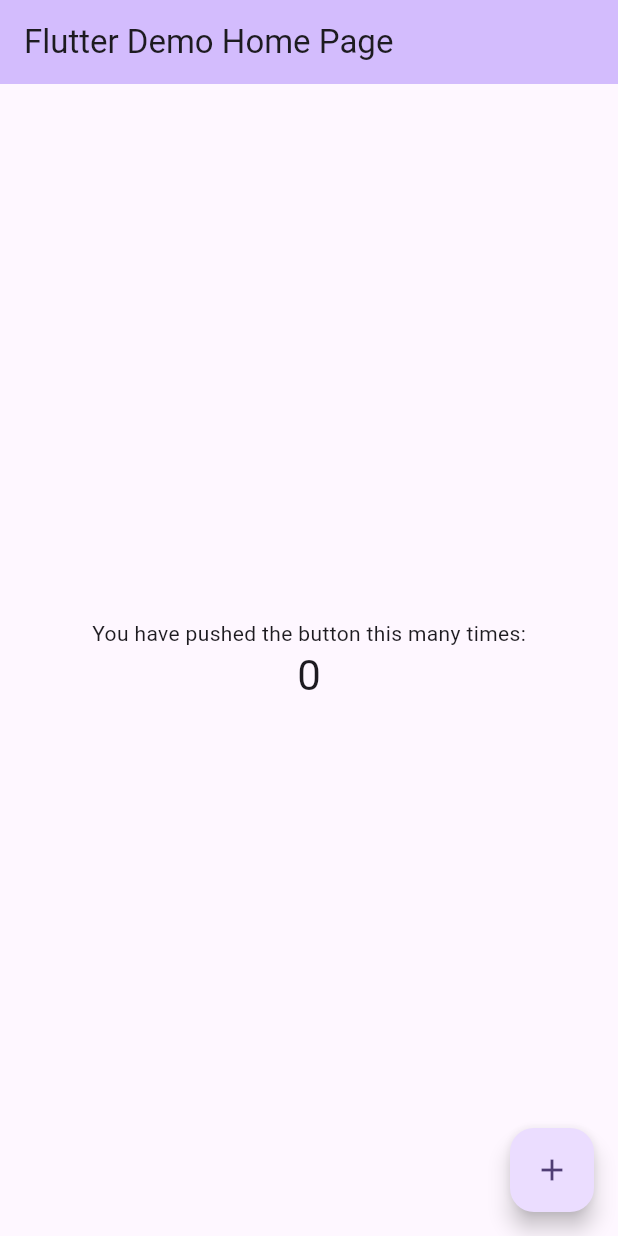
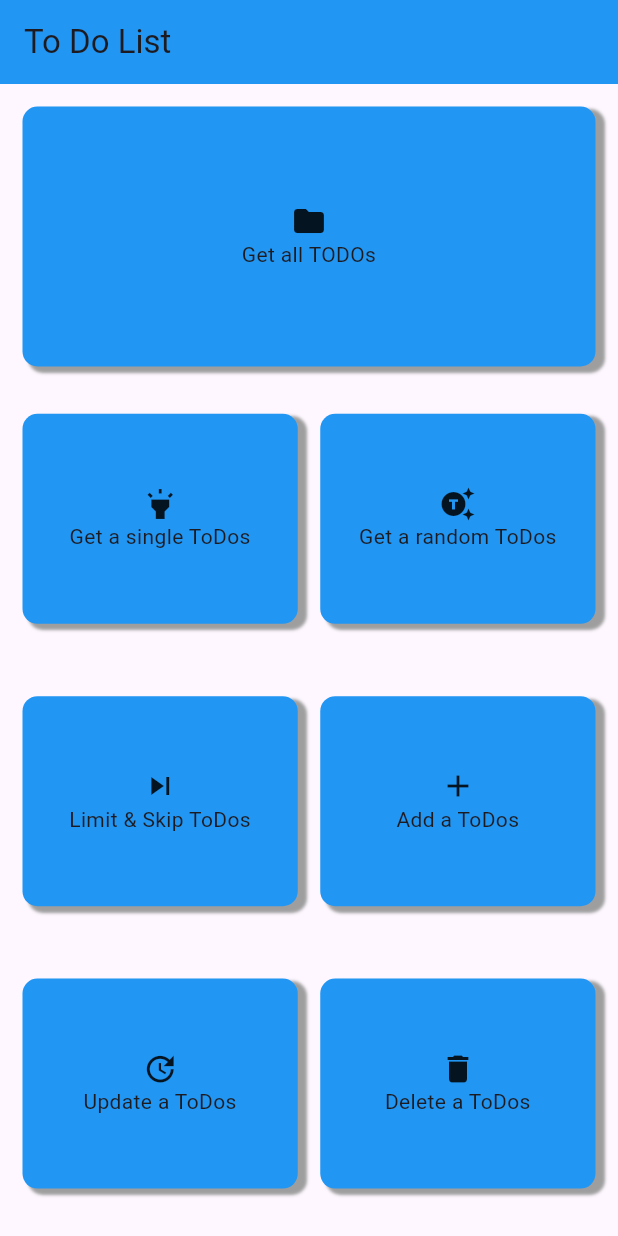
Before and after one commit to Virakyuth-PK/todos_dummyjson, a Flutter app: the screen it shows after launch, on a phone screen of 412 x 824 dp. Run offline on Flutter 3.47's test engine with Material 3 defaults, Android fonts, the phone set to English and light mode, and no system bars.

Commit message:
To Do App UI

```diff
--- /dev/null
+++ b/lib/card_widget.dart
@@ -0,0 +1,41 @@
+import 'package:flutter/material.dart';
+
+class CardWidget extends StatelessWidget {
+  final String? title;
+  final Color? color;
+  final double? height;
+  final IconData? icon;
+  const CardWidget({super.key, this.title, this.color, this.height, this.icon});
+
+  @override
+  Widget build(BuildContext context) {
+    return Container(
+      width: double.infinity,
+      height: height ?? 140,
+      padding: EdgeInsets.all(15),
+      decoration: BoxDecoration(
+          color: color ?? Colors.blue,
+          borderRadius: BorderRadius.circular(10),
+          boxShadow: const [
+            BoxShadow(
+                color: Colors.grey,
+                spreadRadius: 1,
+                blurRadius: 1,
+                offset: Offset(5, 3))
+          ]),
+      child: Column(
+        mainAxisAlignment: MainAxisAlignment.center,
+        children: [
+          Icon(
+            icon ?? Icons.all_inbox,
+            size: 24,
+          ),
+          Text(
+            title ?? "",
+            textAlign: TextAlign.center,
+          ),
+        ],
+      ),
+    );
+  }
+}
--- /dev/null
+++ b/lib/initail_design.dart
@@ -0,0 +1,101 @@
+import 'package:flutter/material.dart';
+import 'package:todo_dummy/card_widget.dart';
+
+class ToDoList extends StatefulWidget {
+  const ToDoList({super.key});
+
+  @override
+  State<ToDoList> createState() => _ToDoListState();
+}
+
+class _ToDoListState extends State<ToDoList> {
+  @override
+  Widget build(BuildContext context) {
+    return Scaffold(
+      appBar: AppBar(
+        title: const Text(
+          "To Do List",
+        ),
+        backgroundColor: Colors.blue,
+      ),
+      body: Container(
+        padding: EdgeInsets.all(15),
+        child: const Column(
+          children: [
+            Expanded(
+                child: CardWidget(
+              icon: Icons.folder,
+              title: "Get all TODOs",
+            )),
+            SizedBox(
+              height: 15,
+            ),
+            Expanded(
+              child: Row(
+                children: [
+                  Expanded(
+                      child: CardWidget(
+                    icon: Icons.highlight,
+                    title: "Get a single ToDos",
+                  )),
+                  SizedBox(
+                    width: 15,
+                  ),
+                  Expanded(
+                      child: CardWidget(
+                    icon: Icons.generating_tokens,
+                    title: "Get a random ToDos",
+                  ))
+                ],
+              ),
+            ),
+            SizedBox(
+              height: 15,
+            ),
+            Expanded(
+              child: Row(
+                children: [
+                  Expanded(
+                      child: CardWidget(
+                    icon: Icons.skip_next,
+                    title: "Limit & Skip ToDos",
+                  )),
+                  SizedBox(
+                    width: 15,
+                  ),
+                  Expanded(
+                      child: CardWidget(
+                    icon: Icons.add,
+                    title: "Add a ToDos",
+                  ))
+                ],
+              ),
+            ),
+            SizedBox(
+              height: 15,
+            ),
+            Expanded(
+              child: Row(
+                children: [
+                  Expanded(
+                      child: CardWidget(
+                    icon: Icons.update,
+                    title: "Update a ToDos",
+                  )),
+                  SizedBox(
+                    width: 15,
+                  ),
+                  Expanded(
+                      child: CardWidget(
+                    icon: Icons.delete,
+                    title: "Delete a ToDos",
+                  ))
+                ],
+              ),
+            )
+          ],
+        ),
+      ),
+    );
+  }
+}
--- a/lib/main.dart
+++ b/lib/main.dart
@@ -1,4 +1,5 @@
 import 'package:flutter/material.dart';
+import 'package:todo_dummy/initail_design.dart';
 
 void main() {
   runApp(const MyApp());
@@ -11,100 +12,7 @@
   @override
   Widget build(BuildContext context) {
     return MaterialApp(
-      title: 'Hello World',
-      theme: ThemeData(
-        colorScheme: ColorScheme.fromSeed(seedColor: Colors.deepPurple),
-        useMaterial3: true,
-      ),
-      home: const MyHomePage(title: 'Flutter Demo Home Page'),
+      home: ToDoList(),
     );
   }
 }
-
-class MyHomePage extends StatefulWidget {
-  const MyHomePage({super.key, required this.title});
-
-  // This widget is the home page of your application. It is stateful, meaning
-  // that it has a State object (defined below) that contains fields that affect
-  // how it looks.
-
-  // This class is the configuration for the state. It holds the values (in this
-  // case the title) provided by the parent (in this case the App widget) and
-  // used by the build method of the State. Fields in a Widget subclass are
-  // always marked "final".
-
-  final String title;
-
-  @override
-  State<MyHomePage> createState() => _MyHomePageState();
-}
-
-class _MyHomePageState extends State<MyHomePage> {
-  int _counter = 0;
-
-  void _incrementCounter() {
-    setState(() {
-      // This call to setState tells the Flutter framework that something has
-      // changed in this State, which causes it to rerun the build method below
-      // so that the display can reflect the updated values. If we changed
-      // _counter without calling setState(), then the build method would not be
-      // called again, and so nothing would appear to happen.
-      _counter++;
-    });
-  }
-
-  @override
-  Widget build(BuildContext context) {
-    // This method is rerun every time setState is called, for instance as done
-    // by the _incrementCounter method above.
-    //
-    // The Flutter framework has been optimized to make rerunning build methods
-    // fast, so that you can just rebuild anything that needs updating rather
-    // than having to individually change instances of widgets.
-    return Scaffold(
-      appBar: AppBar(
-        // TRY THIS: Try changing the color here to a specific color (to
-        // Colors.amber, perhaps?) and trigger a hot reload to see the AppBar
-        // change color while the other colors stay the same.
-        backgroundColor: Theme.of(context).colorScheme.inversePrimary,
-        // Here we take the value from the MyHomePage object that was created by
-        // the App.build method, and use it to set our appbar title.
-        title: Text(widget.title),
-      ),
-      body: Center(
-        // Center is a layout widget. It takes a single child and positions it
-        // in the middle of the parent.
-        child: Column(
-          // Column is also a layout widget. It takes a list of children and
-          // arranges them vertically. By default, it sizes itself to fit its
-          // children horizontally, and tries to be as tall as its parent.
-          //
-          // Column has various properties to control how it sizes itself and
-          // how it positions its children. Here we use mainAxisAlignment to
-          // center the children vertically; the main axis here is the vertical
-          // axis because Columns are vertical (the cross axis would be
-          // horizontal).
-          //
-          // TRY THIS: Invoke "debug painting" (choose the "Toggle Debug Paint"
-          // action in the IDE, or press "p" in the console), to see the
-          // wireframe for each widget.
-          mainAxisAlignment: MainAxisAlignment.center,
-          children: <Widget>[
-            const Text(
-              'You have pushed the button this many times:',
-            ),
-            Text(
-              '$_counter',
-              style: Theme.of(context).textTheme.headlineMedium,
-            ),
-          ],
-        ),
-      ),
-      floatingActionButton: FloatingActionButton(
-        onPressed: _incrementCounter,
-        tooltip: 'Increment',
-        child: const Icon(Icons.add),
-      ), // This trailing comma makes auto-formatting nicer for build methods.
-    );
-  }
-}
```
